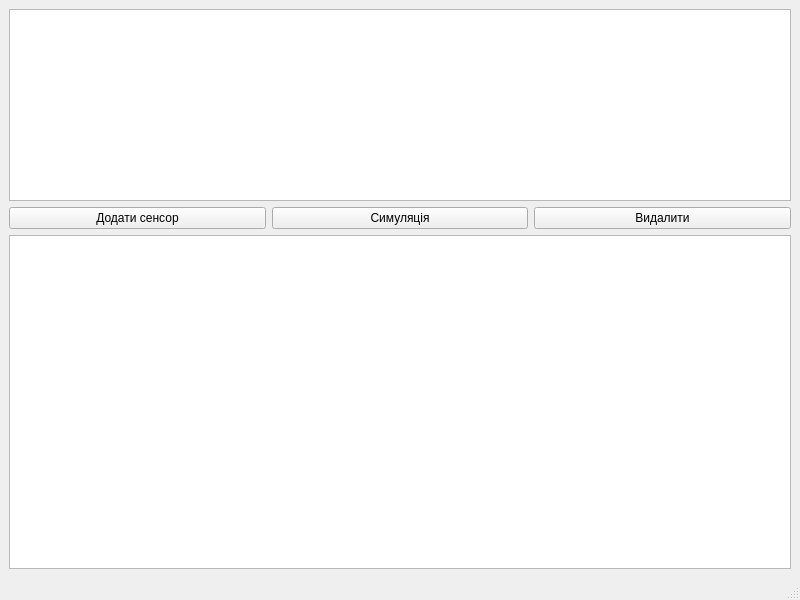
Qt form C++Pro_08.07.2024/lesson_11/mainwindow.ui (Respecter1/Hillel_Pro_) before a commit.
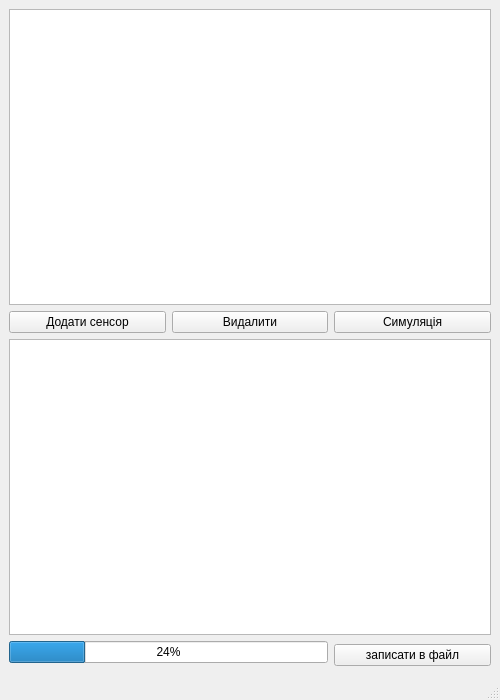
The same form after that commit.

Diff of the .ui file:
```diff
--- a/C++Pro_08.07.2024/lesson_11/mainwindow.ui
+++ b/C++Pro_08.07.2024/lesson_11/mainwindow.ui
@@ -6,41 +6,73 @@
    <rect>
     <x>0</x>
     <y>0</y>
-    <width>800</width>
-    <height>600</height>
+    <width>500</width>
+    <height>700</height>
    </rect>
   </property>
+  <property name="minimumSize">
+   <size>
+    <width>500</width>
+    <height>700</height>
+   </size>
+  </property>
+  <property name="maximumSize">
+   <size>
+    <width>500</width>
+    <height>700</height>
+   </size>
+  </property>
   <property name="windowTitle">
    <string>MainWindow</string>
   </property>
   <widget class="QWidget" name="centralwidget">
+   <property name="minimumSize">
+    <size>
+     <width>500</width>
+     <height>600</height>
+    </size>
+   </property>
    <layout class="QGridLayout" name="gridLayout">
-    <item row="5" column="1">
-     <widget class="QPushButton" name="pushButton_Simulation">
+    <item row="2" column="0" colspan="3">
+     <widget class="QTableWidget" name="tableWidget"/>
+    </item>
+    <item row="1" column="2">
+     <widget class="QPushButton" name="pushButton_startSimulation">
       <property name="text">
        <string>Симуляція</string>
       </property>
      </widget>
     </item>
-    <item row="5" column="0">
-     <widget class="QPushButton" name="pushButton_sensor">
-      <property name="text">
-       <string>Додати сенсор</string>
-      </property>
-     </widget>
-    </item>
-    <item row="5" column="2">
-     <widget class="QPushButton" name="pushButton_Visibility">
+    <item row="1" column="1">
+     <widget class="QPushButton" name="pushButton_clearSensor">
       <property name="text">
        <string>Видалити</string>
       </property>
      </widget>
     </item>
-    <item row="0" column="0" rowspan="2" colspan="3">
+    <item row="1" column="0">
+     <widget class="QPushButton" name="pushButton_addSensor">
+      <property name="text">
+       <string>Додати сенсор</string>
+      </property>
+     </widget>
+    </item>
+    <item row="0" column="0" colspan="3">
      <widget class="QListWidget" name="listWidget"/>
     </item>
-    <item row="6" column="0" colspan="3">
-     <widget class="QTableWidget" name="tableWidget"/>
+    <item row="3" column="2" rowspan="2">
+     <widget class="QPushButton" name="pushButton_saveToFile">
+      <property name="text">
+       <string>записати в файл</string>
+      </property>
+     </widget>
+    </item>
+    <item row="3" column="0" colspan="2">
+     <widget class="QProgressBar" name="progressBar">
+      <property name="value">
+       <number>24</number>
+      </property>
+     </widget>
     </item>
    </layout>
   </widget>
```
Left out of the diff: 2 changed lines with no effect on the pictures.
